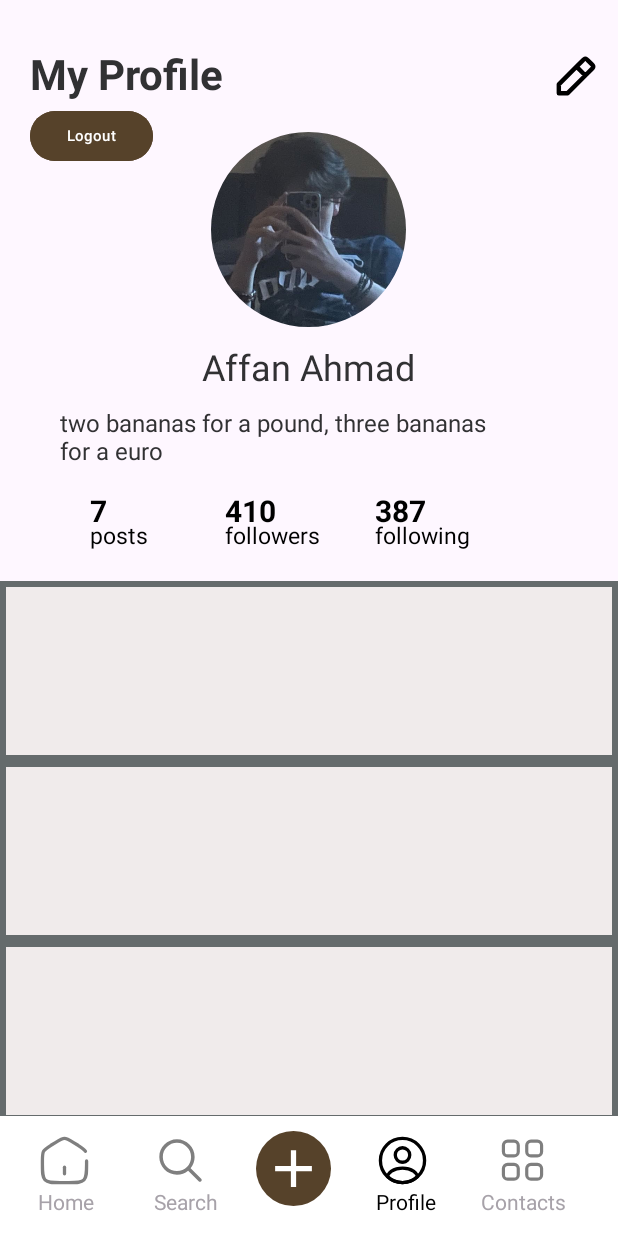
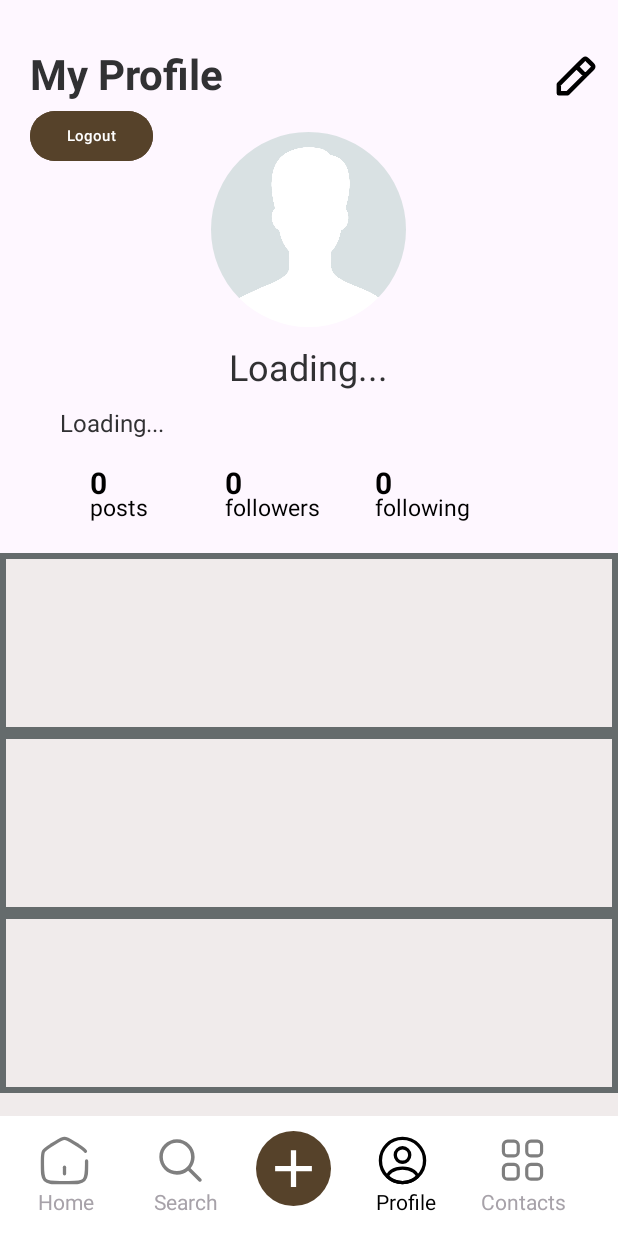
Before and after one commit to Affan-Swati/ConnectMe2.0, an Android app: the layout activity_profile_tab.xml on its own in the app's theme, with its tools: preview values and no code run, on a phone screen of 412 x 824 dp. Run offline under Robolectric (Android 15) with nearby library versions, the phone set to English and light mode, and no system bars.

Commit message:
Fix/default pfp bitmap conversion (#15)
* fix : Default pfp bitmap conversion

```diff
--- a/app/src/main/java/com/affan/i220916/Register.kt
+++ b/app/src/main/java/com/affan/i220916/Register.kt
@@ -60,6 +60,7 @@ class Register : AppCompatActivity() {
                             if (userId != null) {
                                 // Create a user object
                                 val user = User(name2, username2, phone2, email2, userId)
+                                user.loadProfileImage(this)
                                 database.child("users").child(userId).setValue(user)
                                     .addOnSuccessListener {
                                         val fol = hashMapOf("userId" to "")
--- a/app/src/main/java/com/affan/i220916/feed.kt
+++ b/app/src/main/java/com/affan/i220916/feed.kt
@@ -47,8 +47,6 @@ class feed : AppCompatActivity() {
             insets
         }
 
-
-        NotificationManager.sendNotification("zsgPbyNPD7QHJTrfpWurcHpYSv02", "testing", "chal gaya naa!")
         auth = FirebaseAuth.getInstance()
         database = FirebaseDatabase.getInstance().reference
 
@@ -317,4 +315,5 @@ class feed : AppCompatActivity() {
             null
         }
     }
+
 }
--- a/app/src/main/res/layout/activity_profile_tab.xml
+++ b/app/src/main/res/layout/activity_profile_tab.xml
@@ -49,7 +49,7 @@
         android:layout_centerHorizontal="true"
         android:layout_marginTop="20dp"
         android:layout_below="@+id/H1"
-        android:src="@drawable/affan_pfp"
+        android:src="@drawable/default_pic"
         app:shapeAppearanceOverlay="@style/CircleShape"/>
 
 
@@ -58,7 +58,7 @@
         android:layout_below="@+id/pfp"
         android:layout_width="wrap_content"
         android:layout_height="wrap_content"
-        android:text="Affan Ahmad"
+        android:text="Loading..."
         android:textColor="#313133"
         android:textSize="24dp"
         android:layout_centerHorizontal="true"
@@ -69,7 +69,7 @@
         android:layout_below="@+id/name"
         android:layout_width="wrap_content"
         android:layout_height="wrap_content"
-        android:text="two bananas for a pound, three bananas \nfor a euro"
+        android:text="Loading..."
         android:textColor="#313133"
         android:textSize="16dp"
         android:paddingLeft="40dp"
@@ -93,7 +93,7 @@
                 android:id="@+id/post_count"
                 android:layout_width="wrap_content"
                 android:layout_height="match_parent"
-                android:text="7"
+                android:text="0"
                 android:textColor="#000000"
                 android:textSize="20dp"
                 android:textStyle="bold"/>
@@ -118,7 +118,7 @@
                 android:id="@+id/follower_count"
                 android:layout_width="wrap_content"
                 android:layout_height="match_parent"
-                android:text="410"
+                android:text="0"
                 android:textColor="#000000"
                 android:textSize="20dp"
                 android:textStyle="bold"/>
@@ -143,7 +143,7 @@
                 android:id="@+id/following_count"
                 android:layout_width="wrap_content"
                 android:layout_height="match_parent"
-                android:text="387"
+                android:text="0"
                 android:textColor="#000000"
                 android:textSize="20dp"
                 android:textStyle="bold"/>
```
Also changed, not shown: app/src/main/java/com/affan/i220916/User.kt (+49 -5 lines), app/src/main/res/drawable/default_pic.jpg (added).
